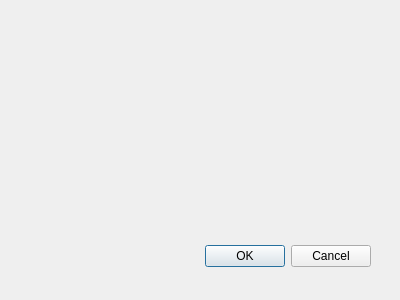
This is ui_expressions.ui in NathanW2/qgsexpressionsplus as Qt 5 draws it before an edit. The edited form follows.
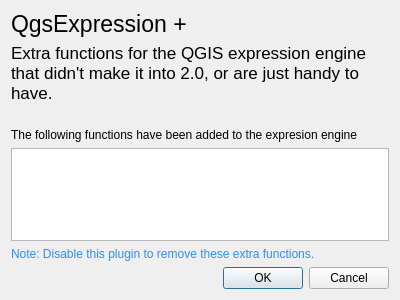
This is the edited form.

Commit message: Update icon, make file. Move functions register logic

The edit to the form file:
```diff
--- a/ui_expressions.ui
+++ b/ui_expressions.ui
@@ -12,22 +12,82 @@
   <property name="windowTitle" >
    <string>expressions</string>
   </property>
-  <widget class="QDialogButtonBox" name="buttonBox" >
-   <property name="geometry" >
-    <rect>
-     <x>30</x>
-     <y>240</y>
-     <width>341</width>
-     <height>32</height>
-    </rect>
-   </property>
-   <property name="orientation" >
-    <enum>Qt::Horizontal</enum>
-   </property>
-   <property name="standardButtons" >
-    <set>QDialogButtonBox::Cancel|QDialogButtonBox::Ok</set>
-   </property>
-  </widget>
+  <layout class="QGridLayout" name="gridLayout">
+   <item row="6" column="0">
+    <widget class="QDialogButtonBox" name="buttonBox">
+     <property name="orientation">
+      <enum>Qt::Horizontal</enum>
+     </property>
+     <property name="standardButtons">
+      <set>QDialogButtonBox::Cancel|QDialogButtonBox::Ok</set>
+     </property>
+    </widget>
+   </item>
+   <item row="3" column="0">
+    <widget class="QLabel" name="label">
+     <property name="text">
+      <string>The following functions have been added to the expresion engine</string>
+     </property>
+    </widget>
+   </item>
+   <item row="4" column="0">
+    <widget class="QListWidget" name="functionsList"/>
+   </item>
+   <item row="5" column="0">
+    <widget class="QLabel" name="label_2">
+     <property name="styleSheet">
+      <string notr="true">color: rgb(255, 203, 98);
+color: rgb(38, 143, 255);</string>
+     </property>
+     <property name="text">
+      <string>Note: Disable this plugin to remove these extra functions.</string>
+     </property>
+    </widget>
+   </item>
+   <item row="1" column="0">
+    <widget class="QLabel" name="label_4">
+     <property name="font">
+      <font>
+       <pointsize>13</pointsize>
+      </font>
+     </property>
+     <property name="text">
+      <string>Extra functions for the QGIS expression engine that didn't make it into 2.0, or are just handy to have.</string>
+     </property>
+     <property name="wordWrap">
+      <bool>true</bool>
+     </property>
+    </widget>
+   </item>
+   <item row="2" column="0">
+    <spacer name="verticalSpacer">
+     <property name="orientation">
+      <enum>Qt::Vertical</enum>
+     </property>
+     <property name="sizeType">
+      <enum>QSizePolicy::Minimum</enum>
+     </property>
+     <property name="sizeHint" stdset="0">
+      <size>
+       <width>21</width>
+       <height>19</height>
+      </size>
+     </property>
+    </spacer>
+   </item>
+   <item row="0" column="0">
+    <widget class="QLabel" name="label_3">
+     <property name="font">
+      <font>
+       <pointsize>17</pointsize>
+      </font>
+     </property>
+     <property name="text">
+      <string>QgsExpression +</string>
+     </property>
+    </widget>
+   </item>
+  </layout>
  </widget>
  <resources/>
  <connections>
```
Left out of the diff: 22 changed lines with no effect on the pictures. The commit also changes 12 other files.
